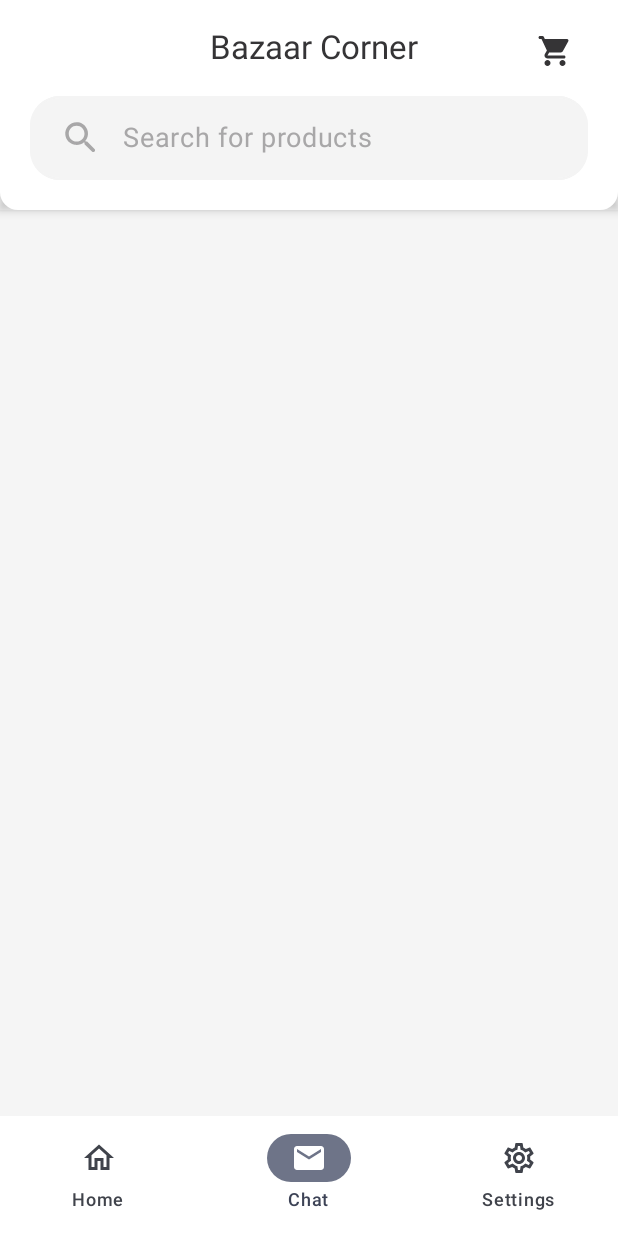
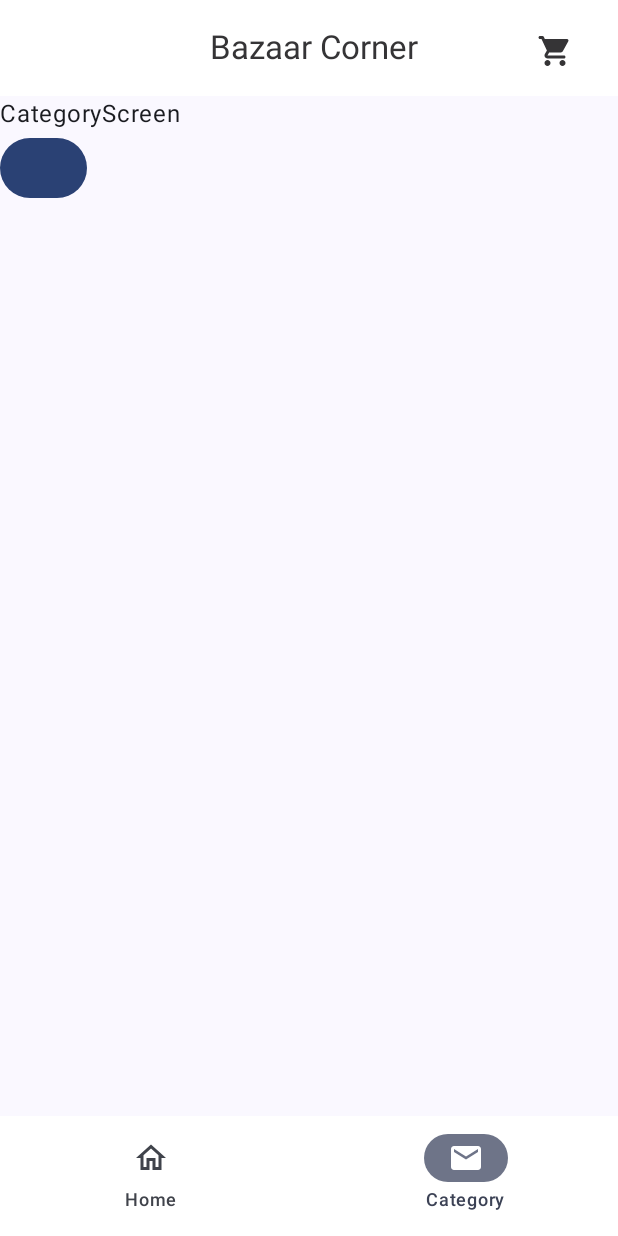
Before and after one commit to AmineBkd/BazaarCorner, an Android app built with Jetpack Compose: the screen it shows after launch (MainActivity), item 2 of the bottom bar chosen, on a phone screen of 412 x 824 dp. Run offline under Robolectric (Android 15) with nearby library versions, the light colour scheme and no system bars.

Commit message:
feature/navigationImplementation: Adding Navigation at it simple state, Reorganizing packages, Add new screen "Category" to test navigation

```diff
--- a/app/build.gradle.kts
+++ b/app/build.gradle.kts
@@ -53,6 +53,7 @@ dependencies {
 
     implementation("androidx.core:core-ktx:1.12.0")
     implementation("androidx.lifecycle:lifecycle-runtime-ktx:2.7.0")
+    implementation("androidx.navigation:navigation-compose:2.7.7")
     implementation("androidx.activity:activity-compose:1.8.2")
     implementation(platform("androidx.compose:compose-bom:2024.03.00"))
     implementation("androidx.compose.ui:ui")
--- a/app/src/main/java/com/example/bazaarcorner/MainActivity.kt
+++ b/app/src/main/java/com/example/bazaarcorner/MainActivity.kt
@@ -3,7 +3,8 @@ package com.example.bazaarcorner
 import android.os.Bundle
 import androidx.activity.ComponentActivity
 import androidx.activity.compose.setContent
-import com.example.bazaarcorner.ui.screens.home.HomeScreen
+import androidx.navigation.compose.rememberNavController
+import com.example.bazaarcorner.ui.navigation.AppNavHost
 import com.example.bazaarcorner.ui.theme.BazaarCornerTheme
 
 class MainActivity : ComponentActivity() {
@@ -11,8 +12,8 @@ class MainActivity : ComponentActivity() {
         super.onCreate(savedInstanceState)
         setContent {
             BazaarCornerTheme(darkTheme = false) {
-                //Home-001: Placeholer remove when navigation is implemented
-                HomeScreen()
+                val navController = rememberNavController()
+                AppNavHost(navController)
             }
         }
     }
--- /dev/null
+++ b/app/src/main/java/com/example/bazaarcorner/ui/navigation/Navigation.kt
@@ -0,0 +1,17 @@
+package com.example.bazaarcorner.ui.navigation
+
+import androidx.compose.runtime.Composable
+import androidx.navigation.NavHostController
+import androidx.navigation.compose.NavHost
+import androidx.navigation.compose.composable
+import com.example.bazaarcorner.ui.navigation.routes.ScreenRoute
+import com.example.bazaarcorner.ui.screens.categories.CategoryScreen
+import com.example.bazaarcorner.ui.screens.home.HomeScreen
+
+@Composable
+fun AppNavHost(navController: NavHostController) {
+    NavHost(navController, startDestination = ScreenRoute.HomeScreen.route) {
+        composable(ScreenRoute.HomeScreen.route) { HomeScreen(navController) }
+        composable(ScreenRoute.CategoryScreen.route) { CategoryScreen(navController) }
+    }
+}
--- /dev/null
+++ b/app/src/main/java/com/example/bazaarcorner/ui/navigation/routes/ScreenRoute.kt
@@ -0,0 +1,6 @@
+package com.example.bazaarcorner.ui.navigation.routes
+
+sealed class ScreenRoute(val route: String) {
+    object HomeScreen: ScreenRoute("home")
+    object CategoryScreen: ScreenRoute("category")
+}
--- /dev/null
+++ b/app/src/main/java/com/example/bazaarcorner/ui/screens/AppTopBar.kt
@@ -0,0 +1,52 @@
+package com.example.bazaarcorner.ui.screens
+
+import androidx.compose.foundation.layout.Column
+import androidx.compose.foundation.layout.Row
+import androidx.compose.foundation.layout.fillMaxWidth
+import androidx.compose.foundation.layout.padding
+import androidx.compose.material.icons.Icons
+import androidx.compose.material.icons.rounded.ShoppingCart
+import androidx.compose.material3.ExperimentalMaterial3Api
+import androidx.compose.material3.Icon
+import androidx.compose.material3.Text
+import androidx.compose.material3.TopAppBar
+import androidx.compose.material3.TopAppBarDefaults
+import androidx.compose.runtime.Composable
+import androidx.compose.ui.Alignment
+import androidx.compose.ui.Modifier
+import androidx.compose.ui.text.font.FontWeight
+import androidx.compose.ui.unit.dp
+import com.example.bazaarcorner.ui.theme.contentBlack
+import com.example.bazaarcorner.ui.theme.white
+
+@OptIn(ExperimentalMaterial3Api::class)
+@Composable
+fun HomeScreenTopAppBar() {
+    TopAppBar(colors = TopAppBarDefaults.topAppBarColors(
+        containerColor = white,
+        titleContentColor = contentBlack,
+    ), title = {
+        Column(
+            modifier = Modifier.fillMaxWidth(),
+            horizontalAlignment = Alignment.CenterHorizontally
+        ) {
+            Row {
+                Text(
+                    text = "Bazaar Corner",
+                    fontWeight = FontWeight(400),
+                    modifier = Modifier.padding(end = 10.dp)
+                )
+            }
+        }
+
+        Column(modifier = Modifier.fillMaxWidth(), horizontalAlignment = Alignment.End) {
+            Row {
+                Icon(
+                    Icons.Rounded.ShoppingCart,
+                    contentDescription = "Shopping Icons",
+                    Modifier.padding(end = 30.dp, top = 4.dp)
+                )
+            }
+        }
+    })
+}
--- /dev/null
+++ b/app/src/main/java/com/example/bazaarcorner/ui/screens/categories/CategoryScreen.kt
@@ -0,0 +1,29 @@
+package com.example.bazaarcorner.ui.screens.categories
+
+import androidx.compose.foundation.layout.Column
+import androidx.compose.foundation.layout.padding
+import androidx.compose.material3.Button
+import androidx.compose.material3.Scaffold
+import androidx.compose.material3.Surface
+import androidx.compose.material3.Text
+import androidx.compose.runtime.Composable
+import androidx.compose.ui.Modifier
+import androidx.navigation.NavController
+import com.example.bazaarcorner.ui.screens.navigation.BottomNavigationBar
+import com.example.bazaarcorner.ui.screens.HomeScreenTopAppBar
+
+
+@Composable
+fun CategoryScreen(navController: NavController) {
+    Surface {
+        Scaffold(
+            topBar = { HomeScreenTopAppBar() },
+            bottomBar = { BottomNavigationBar(navController = navController) }) { innerPadding ->
+            Column(Modifier.padding(innerPadding)) {
+                Text("CategoryScreen")
+                Button(onClick = { /*TODO*/ }) {
+                }
+            }
+        }
+    }
+}
--- a/app/src/main/java/com/example/bazaarcorner/ui/screens/home/HomeScreen.kt
+++ b/app/src/main/java/com/example/bazaarcorner/ui/screens/home/HomeScreen.kt
@@ -8,45 +8,26 @@ import androidx.compose.foundation.layout.fillMaxSize
 import androidx.compose.foundation.layout.fillMaxWidth
 import androidx.compose.foundation.layout.padding
 import androidx.compose.foundation.shape.RoundedCornerShape
-import androidx.compose.material.icons.Icons
-import androidx.compose.material.icons.filled.Email
-import androidx.compose.material.icons.filled.Home
-import androidx.compose.material.icons.filled.Settings
-import androidx.compose.material.icons.outlined.Email
-import androidx.compose.material.icons.outlined.Home
-import androidx.compose.material.icons.outlined.Settings
-import androidx.compose.material.icons.rounded.ShoppingCart
-import androidx.compose.material3.ExperimentalMaterial3Api
-import androidx.compose.material3.Icon
-import androidx.compose.material3.NavigationBar
-import androidx.compose.material3.NavigationBarItem
 import androidx.compose.material3.Scaffold
 import androidx.compose.material3.Surface
-import androidx.compose.material3.Text
-import androidx.compose.material3.TopAppBar
-import androidx.compose.material3.TopAppBarDefaults
 import androidx.compose.runtime.Composable
-import androidx.compose.runtime.getValue
-import androidx.compose.runtime.mutableIntStateOf
-import androidx.compose.runtime.saveable.rememberSaveable
-import androidx.compose.runtime.setValue
 import androidx.compose.ui.Alignment
 import androidx.compose.ui.Modifier
 import androidx.compose.ui.draw.shadow
-import androidx.compose.ui.graphics.vector.ImageVector
-import androidx.compose.ui.text.font.FontWeight
 import androidx.compose.ui.unit.dp
+import androidx.navigation.NavController
 import com.example.bazaarcorner.ui.component.home.SearchTextFieldComponent
+import com.example.bazaarcorner.ui.screens.navigation.BottomNavigationBar
+import com.example.bazaarcorner.ui.screens.HomeScreenTopAppBar
 import com.example.bazaarcorner.ui.theme.backgroundHome
-import com.example.bazaarcorner.ui.theme.contentBlack
 import com.example.bazaarcorner.ui.theme.white
 
 @Composable
-fun HomeScreen() {
+fun HomeScreen(navController: NavController) {
     Surface(Modifier.fillMaxSize()) {
         Scaffold(
             topBar = { HomeScreenTopAppBar() },
-            bottomBar = { HomeScreenBottomNavigationBar() },
+            bottomBar = { BottomNavigationBar(navController = navController) },
         ) { innerPadding ->
             Column(Modifier.padding(innerPadding)) {
                 HomeScreenContent()
@@ -54,75 +35,6 @@ fun HomeScreen() {
         }
     }
 }
-
-//Properly Put both Top Bar, and Bottom Bar in their respective component file
-@OptIn(ExperimentalMaterial3Api::class)
-@Composable
-fun HomeScreenTopAppBar() {
-    TopAppBar(colors = TopAppBarDefaults.topAppBarColors(
-        containerColor = white,
-        titleContentColor = contentBlack,
-    ), title = {
-        Column(
-            modifier = Modifier.fillMaxWidth(),
-            horizontalAlignment = Alignment.CenterHorizontally
-        ) {
-            Row {
-                Text(
-                    text = "Bazaar Corner",
-                    fontWeight = FontWeight(400),
-                    modifier = Modifier.padding(end = 10.dp)
-                )
-            }
-        }
-
-        Column(modifier = Modifier.fillMaxWidth(), horizontalAlignment = Alignment.End) {
-            Row {
-                Icon(
-                    Icons.Rounded.ShoppingCart,
-                    contentDescription = "Shopping Icons",
-                    Modifier.padding(end = 30.dp, top = 4.dp)
-                )
-            }
-        }
-    })
-}
-
-@Composable
-fun HomeScreenBottomNavigationBar() {
-    var selectedItemIndex by rememberSaveable { mutableIntStateOf(0) }
-    val items = listOf(
-        BottomNavigationItem("Home", Icons.Filled.Home, Icons.Outlined.Home, false),
-        BottomNavigationItem("Chat", Icons.Filled.Email, Icons.Outlined.Email, false),
-        BottomNavigationItem("Settings", Icons.Filled.Settings, Icons.Outlined.Settings, false)
-    )
-    NavigationBar(containerColor = white) {
-        items.forEachIndexed { index, item ->
-            NavigationBarItem(
-                label = { Text(item.title) },
-                selected = selectedItemIndex == index,
-                onClick = {
-                    selectedItemIndex = index
-                    //add navController Here
-                },
-                icon = {
-
-                    when (selectedItemIndex) {
-                        index -> Icon(item.selectedIcon, item.title)
-                        else -> Icon(item.unselectedIcon, item.title)
-                    }
-                })
-        }
-
-    }
-}
-
-data class BottomNavigationItem(
-    val title: String,
-    val selectedIcon: ImageVector,
-    val unselectedIcon: ImageVector,
-    val hasNews: Boolean
-)
 
 @Composable
 fun HomeScreenContent() {
--- /dev/null
+++ b/app/src/main/java/com/example/bazaarcorner/ui/screens/navigation/BottomNavigationBar.kt
@@ -0,0 +1,55 @@
+package com.example.bazaarcorner.ui.screens.navigation
+
+import androidx.compose.material.icons.Icons
+import androidx.compose.material.icons.filled.Email
+import androidx.compose.material.icons.filled.Home
+import androidx.compose.material.icons.outlined.Email
+import androidx.compose.material.icons.outlined.Home
+import androidx.compose.material3.Icon
+import androidx.compose.material3.NavigationBar
+import androidx.compose.material3.NavigationBarItem
+import androidx.compose.material3.Text
+import androidx.compose.runtime.Composable
+import androidx.compose.runtime.getValue
+import androidx.compose.runtime.mutableStateOf
+import androidx.compose.runtime.saveable.rememberSaveable
+import androidx.compose.ui.graphics.vector.ImageVector
+import androidx.navigation.NavController
+import com.example.bazaarcorner.ui.navigation.routes.ScreenRoute
+import com.example.bazaarcorner.ui.theme.white
+
+
+@Composable
+fun BottomNavigationBar(navController: NavController) {
+    val selectedItemRoute by rememberSaveable { mutableStateOf(navController.currentDestination?.route) }
+
+    val items = listOf(
+        BottomNavigationItem("Home", ScreenRoute.HomeScreen.route, Icons.Filled.Home, Icons.Outlined.Home, false),
+        BottomNavigationItem("Category", ScreenRoute.CategoryScreen.route, Icons.Filled.Email, Icons.Outlined.Email, false)
+    )
+
+    NavigationBar(containerColor = white) {
+        items.forEach { item ->
+            NavigationBarItem(
+                label = { Text(item.title) },
+                selected = selectedItemRoute == item.route,
+                onClick = {
+                    navController.navigate(item.route)
+                },
+                icon = {
+                    when (selectedItemRoute) {
+                        item.route -> Icon(item.selectedIcon, item.title)
+                        else -> Icon(item.unselectedIcon, item.title)
+                    }
+                })
+        }
+    }
+}
+
+data class BottomNavigationItem(
+    val title: String,
+    val route: String,
+    val selectedIcon: ImageVector,
+    val unselectedIcon: ImageVector,
+    val hasNews: Boolean,
+)
```
